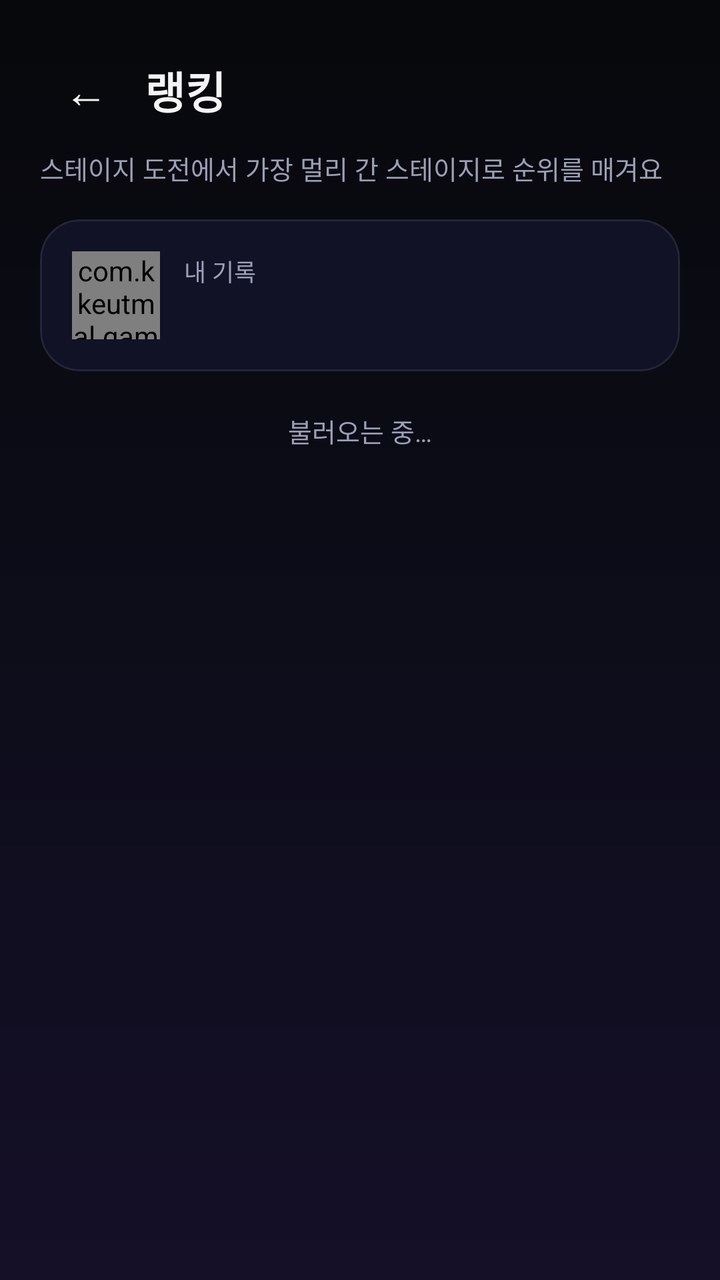
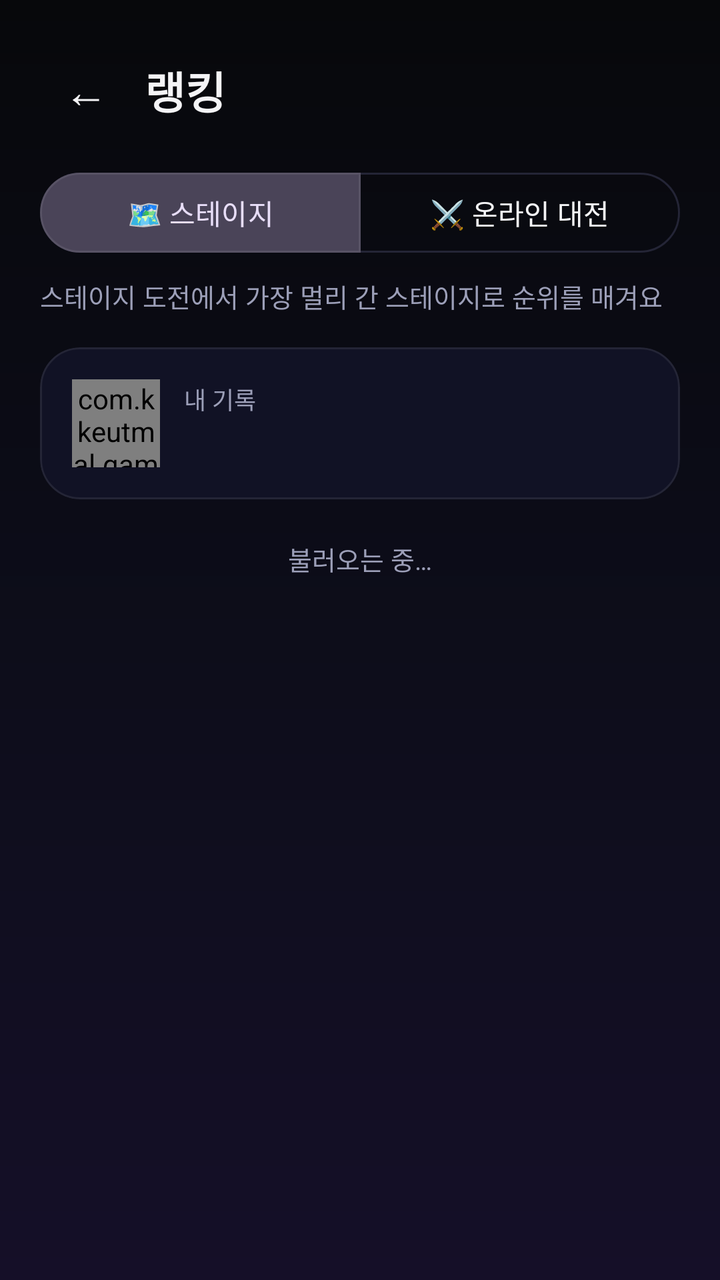

Compare the two renders of this Android layout. The source of the first and the diff that turns it into the second are given below.
<!-- AndroidManifest.xml: application theme Theme.KKeutmal -->
<!-- res/layout/activity_ranking.xml -->
<?xml version="1.0" encoding="utf-8"?>
<ScrollView xmlns:android="http://schemas.android.com/apk/res/android"
    xmlns:app="http://schemas.android.com/apk/res-auto"
    android:layout_width="match_parent"
    android:layout_height="match_parent"
    android:fillViewport="true"
    android:overScrollMode="never">

    <LinearLayout
        android:layout_width="match_parent"
        android:layout_height="wrap_content"
        android:orientation="vertical"
        android:padding="20dp">

        <LinearLayout
            android:layout_width="match_parent"
            android:layout_height="wrap_content"
            android:gravity="center_vertical"
            android:orientation="horizontal">

            <com.google.android.material.button.MaterialButton
                android:id="@+id/btnBack"
                style="?attr/borderlessButtonStyle"
                android:layout_width="wrap_content"
                android:layout_height="wrap_content"
                android:minWidth="0dp"
                android:text="←"
                android:textColor="@color/text_primary"
                android:textSize="22sp" />

            <TextView
                android:layout_width="0dp"
                android:layout_height="wrap_content"
                android:layout_marginStart="6dp"
                android:layout_weight="1"
                android:fontFamily="sans-serif-black"
                android:text="랭킹"
                android:textColor="@color/text_primary"
                android:textSize="22sp" />
        </LinearLayout>

        <TextView
            android:layout_width="match_parent"
            android:layout_height="wrap_content"
            android:layout_marginTop="4dp"
            android:text="스테이지 도전에서 가장 멀리 간 스테이지로 순위를 매겨요"
            android:textColor="@color/text_dim"
            android:textSize="13sp" />

        <com.google.android.material.card.MaterialCardView
            android:layout_width="match_parent"
            android:layout_height="wrap_content"
            android:layout_marginTop="16dp"
            app:cardBackgroundColor="@color/surface"
            app:cardCornerRadius="20dp"
            app:cardElevation="0dp"
            app:strokeColor="@color/surface_stroke"
            app:strokeWidth="1dp">

            <LinearLayout
                android:layout_width="match_parent"
                android:layout_height="wrap_content"
                android:gravity="center_vertical"
                android:orientation="horizontal"
                android:padding="16dp">

                <com.kkeutmal.game.AvatarView
                    android:id="@+id/avatarMe"
                    android:layout_width="44dp"
                    android:layout_height="44dp" />

                <LinearLayout
                    android:layout_width="0dp"
                    android:layout_height="wrap_content"
                    android:layout_marginStart="12dp"
                    android:layout_weight="1"
                    android:orientation="vertical">

                    <TextView
                        android:layout_width="wrap_content"
                        android:layout_height="wrap_content"
                        android:text="내 기록"
                        android:textColor="@color/text_dim"
                        android:textSize="12sp" />

                    <TextView
                        android:id="@+id/tvMine"
                        android:layout_width="wrap_content"
                        android:layout_height="wrap_content"
                        android:textColor="@color/accent2"
                        android:textSize="18sp"
                        android:textStyle="bold" />

                    <TextView
                        android:id="@+id/tvMineNote"
                        android:layout_width="wrap_content"
                        android:layout_height="wrap_content"
                        android:layout_marginTop="2dp"
                        android:textColor="@color/text_dim"
                        android:textSize="12sp"
                        android:visibility="gone" />
                </LinearLayout>
            </LinearLayout>
        </com.google.android.material.card.MaterialCardView>

        <TextView
            android:id="@+id/tvStatus"
            android:layout_width="match_parent"
            android:layout_height="wrap_content"
            android:layout_marginTop="20dp"
            android:gravity="center"
            android:text="불러오는 중…"
            android:textColor="@color/text_dim"
            android:textSize="13sp" />

        <LinearLayout
            android:id="@+id/list"
            android:layout_width="match_parent"
            android:layout_height="wrap_content"
            android:layout_marginTop="8dp"
            android:orientation="vertical" />

        <com.google.android.material.button.MaterialButton
            android:id="@+id/btnRemove"
            style="?attr/borderlessButtonStyle"
            android:layout_width="wrap_content"
            android:layout_height="wrap_content"
            android:layout_gravity="center_horizontal"
            android:layout_marginTop="16dp"
            android:text="순위표에서 내 기록 내리기"
            android:textColor="@color/text_dim"
            android:textSize="12sp"
            android:visibility="gone" />
    </LinearLayout>
</ScrollView>
<!-- resources referenced by this layout -->
<resources>
  <color name="accent2">#59D499</color>
  <color name="surface">#111225</color>
  <color name="surface_stroke">#14FFFFFF</color>
  <color name="text_dim">#9C9FB8</color>
  <color name="text_primary">#F4F4F6</color>
  <style name="Theme.KKeutmal" parent="Theme.Material3.Dark.NoActionBar">
          <item name="colorPrimary">@color/accent</item>
          <item name="colorOnPrimary">@color/text_on_accent</item>
          <item name="colorSecondary">@color/accent2</item>
          <item name="colorSurface">@color/surface</item>
          <item name="colorOnSurface">@color/text_primary</item>
          <item name="android:colorBackground">@color/bg_top</item>
          <item name="android:windowBackground">@drawable/bg_gradient</item>
          <item name="android:statusBarColor">@color/bg_top</item>
          <item name="android:navigationBarColor">@color/bg_bottom</item>
          <item name="android:windowLightStatusBar">false</item>
          <item name="android:textColor">@color/text_primary</item>
      </style>
  <color name="accent">#7C6CFF</color>
  <color name="text_on_accent">#FFFFFF</color>
  <color name="bg_top">#07080B</color>
  <!-- drawable bg_gradient (drawable) -->
  <?xml version="1.0" encoding="utf-8"?>
  <shape xmlns:android="http://schemas.android.com/apk/res/android" android:shape="rectangle">
      <gradient
          android:angle="270"
          android:startColor="@color/bg_top"
          android:centerColor="#0D0D1A"
          android:endColor="@color/bg_bottom" />
  </shape>
  <color name="bg_bottom">#150F28</color>
</resources>

<!-- the commit's change to res/layout/activity_ranking.xml (unified diff, before → after) -->
@@ -39,10 +39,41 @@
                 android:textSize="22sp" />
         </LinearLayout>
 
-        <TextView
+        <com.google.android.material.button.MaterialButtonToggleGroup
+            android:id="@+id/tabs"
             android:layout_width="match_parent"
             android:layout_height="wrap_content"
-            android:layout_marginTop="4dp"
+            android:layout_marginTop="12dp"
+            app:checkedButton="@+id/tabStage"
+            app:selectionRequired="true"
+            app:singleSelection="true">
+
+            <com.google.android.material.button.MaterialButton
+                android:id="@+id/tabStage"
+                style="?attr/materialButtonOutlinedStyle"
+                android:layout_width="0dp"
+                android:layout_height="48dp"
+                android:layout_weight="1"
+                android:text="🗺 스테이지"
+                android:textSize="14sp"
+                app:strokeColor="@color/surface_stroke" />
+
+            <com.google.android.material.button.MaterialButton
+                android:id="@+id/tabOnline"
+                style="?attr/materialButtonOutlinedStyle"
+                android:layout_width="0dp"
+                android:layout_height="48dp"
+                android:layout_weight="1"
+                android:text="⚔️ 온라인 대전"
+                android:textSize="14sp"
+                app:strokeColor="@color/surface_stroke" />
+        </com.google.android.material.button.MaterialButtonToggleGroup>
+
+        <TextView
+            android:id="@+id/tvSubtitle"
+            android:layout_width="match_parent"
+            android:layout_height="wrap_content"
+            android:layout_marginTop="8dp"
             android:text="스테이지 도전에서 가장 멀리 간 스테이지로 순위를 매겨요"
             android:textColor="@color/text_dim"
             android:textSize="13sp" />
